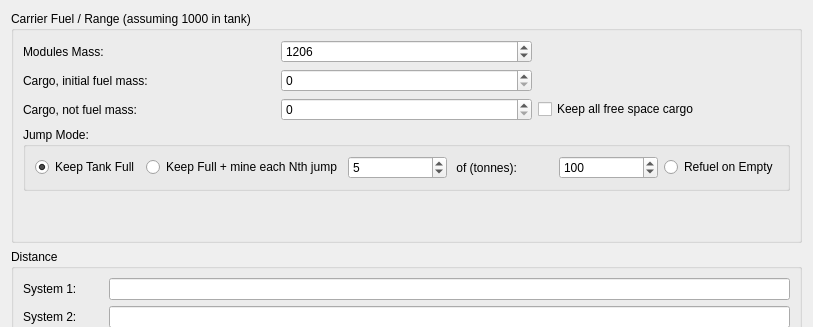
This is widgets/calcstab.ui in alexzk1/ed_highway as Qt 5 draws it before an edit; both pictures show x 0 to 813 and y 0 to 327 of the 813 by 480 pixel window. The edited form follows.
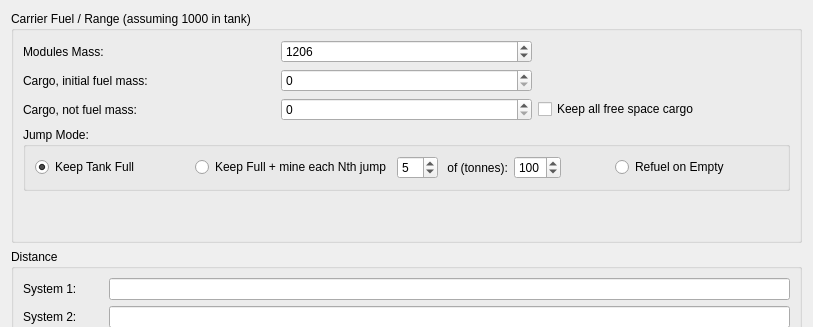
This is the edited form.

Commit message: added horizontal spacers which is visualy better

```diff
--- a/widgets/calcstab.ui
+++ b/widgets/calcstab.ui
@@ -126,6 +126,19 @@
            </property>
           </widget>
          </item>
+         <item>
+          <spacer name="horizontalSpacer">
+           <property name="orientation">
+            <enum>Qt::Horizontal</enum>
+           </property>
+           <property name="sizeHint" stdset="0">
+            <size>
+             <width>40</width>
+             <height>20</height>
+            </size>
+           </property>
+          </spacer>
+         </item>
          <item>
           <widget class="QRadioButton" name="rbRandom">
            <property name="text">
@@ -169,6 +182,19 @@
            </property>
           </widget>
          </item>
+         <item>
+          <spacer name="horizontalSpacer_2">
+           <property name="orientation">
+            <enum>Qt::Horizontal</enum>
+           </property>
+           <property name="sizeHint" stdset="0">
+            <size>
+             <width>40</width>
+             <height>20</height>
+            </size>
+           </property>
+          </spacer>
+         </item>
          <item>
           <widget class="QRadioButton" name="rbOnEmpty">
            <property name="text">
@@ -176,6 +202,19 @@
            </property>
           </widget>
          </item>
+         <item>
+          <spacer name="horizontalSpacer_3">
+           <property name="orientation">
+            <enum>Qt::Horizontal</enum>
+           </property>
+           <property name="sizeHint" stdset="0">
+            <size>
+             <width>40</width>
+             <height>20</height>
+            </size>
+           </property>
+          </spacer>
+         </item>
         </layout>
        </widget>
       </item>
```
The commit also changes 1 other file.
